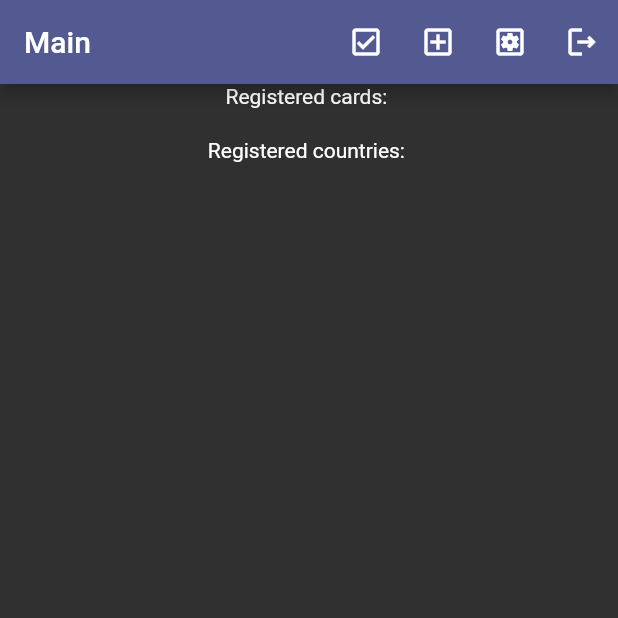
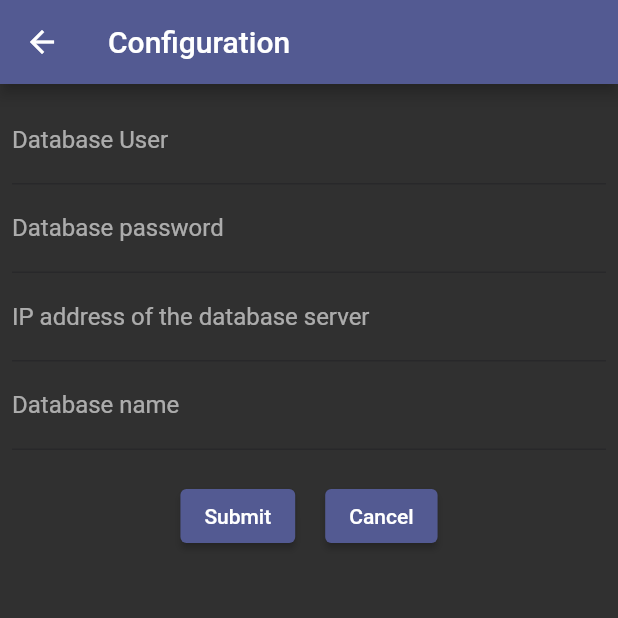
Before and after one commit to ICCS-IT-solutions/Bankcard_Validator, a Flutter app: the MainScreen screen opened directly, after a tap on the "settings applications" icon, on a phone screen of 412 x 824 dp, the top half of it. Run offline on Flutter 3.47's test engine with Material 2 defaults, Android fonts, the phone set to English and light mode, and no system bars; our stand-ins replace bloc, flutter_bloc, sqflite, sqflite_common_ffi, theme_provider; missing offline and left inert: mysql1; accounts and stored records are empty.

Commit message:
Added additional database administration related user rights

```diff
--- a/lib/Views/BankCardScreen.dart
+++ b/lib/Views/BankCardScreen.dart
@@ -7,7 +7,7 @@ import "../Models/BankCardDataModel.dart";
 import "../Models/UserDataModel.dart";
 class BankCardScreen extends StatefulWidget
 {
-  const BankCardScreen({required UserDataModel currentUser, super.key});
+  const BankCardScreen({super.key});
 
   @override
   State<BankCardScreen> createState() => _BankCardScreenState();
@@ -20,6 +20,8 @@ class _BankCardScreenState extends State<BankCardScreen>
   TextEditingController CountryOfOriginController = TextEditingController();
   TextEditingController ExpirationDateController = TextEditingController();
   TextEditingController CvvController = TextEditingController();
+  UserDataModel? currentUser;
+
   final _formKey=GlobalKey<FormState>();
   Widget BankCardRegistrationForm(BuildContext context, BankCardBloc bankCardBloc)
   {
--- a/lib/Views/ConfigScreen.dart
+++ b/lib/Views/ConfigScreen.dart
@@ -1 +1,161 @@
-// ignore_for_file: file_names
+// ignore_for_file: file_names, non_constant_identifier_names
+import "dart:convert";
+import "dart:developer";
+import "dart:io";
+
+import "package:flutter/material.dart";
+import "package:flutter_bloc/flutter_bloc.dart";
+import "../Bloc/UserBloc.dart";
+import "../Models/UserDataModel.dart";
+
+class ConfigScreen extends StatefulWidget
+{
+  const ConfigScreen({super.key});
+
+  @override
+  State<ConfigScreen> createState() => _ConfigScreenState();
+}
+
+class _ConfigScreenState extends State<ConfigScreen>
+{
+  TextEditingController dbUserNameController = TextEditingController();
+  TextEditingController dbPasswordController = TextEditingController();
+  TextEditingController dbHostController = TextEditingController();
+  TextEditingController dbNameController = TextEditingController();
+  final _formKey=GlobalKey<FormState>();
+  UserDataModel? currentUser;
+  Widget? currentConfigWidget;
+
+  @override
+  void initState()
+  {
+    super.initState();
+    currentConfigWidget = BuildDatabaseConfigForm(context);
+  }
+
+  void HandleSubmit()
+  {
+    String filePath = "./config/db.json";
+    if(_formKey.currentState!.validate())
+    {
+      //retrieve the values and build a key-value map of them:
+      Map<String, String> dbConfig =
+      {
+        "userName": dbUserNameController.text,
+        "password": dbPasswordController.text,
+        "host": dbHostController.text,
+        "dbName": dbNameController.text
+      };
+      //JSON encode the results and store them in a config file located in ./config/db.json:
+      String dbConfigJson = jsonEncode(dbConfig);
+      File(filePath).writeAsString(dbConfigJson).then((File file)
+      {
+        log("Database configuration stored in ./config/db.json");
+      }).catchError((ex)
+      {
+        log("An exception occurred while trying to store the database configuration: $ex");
+      });
+      //exit from this screen:
+      Navigator.pop(context);
+    }
+  }
+
+  void HandleCancel()
+  {
+    //clear the controllers:
+    dbUserNameController.clear();
+    dbPasswordController.clear();
+    dbHostController.clear();
+    dbNameController.clear();
+    //exit from this screen:
+    Navigator.pop(context);
+  }
+
+  Widget BuildDatabaseConfigForm(BuildContext context)
+  {
+    return BlocListener<UserBloc, UserState>(
+      listener: (context, state)
+      {
+        if(state.isAuthenticated)
+        {
+          setState(() {
+            currentUser = state.currentUser;
+          });
+        }
+        else if(!state.isAuthenticated)
+        {
+          setState(() {
+            currentUser = null;
+          });
+        }
+      },
+      child: Padding(
+        padding: const EdgeInsets.all(8.0),
+        child: Form(
+          key: _formKey,
+          child: Column
+          (
+            children: [
+              TextFormField(
+                controller: dbUserNameController,
+                decoration: const InputDecoration(
+                  label:Text("Database User"),
+                  ),
+                  validator: (value) => (value == null || value.isEmpty) ? "Please enter a user name" : null,
+                ),
+              TextFormField(
+                controller: dbPasswordController,
+                decoration: const InputDecoration(
+                  label:Text("Database password"),
+                  ),
+                  validator: (value) => (value == null || value.isEmpty) ? "Please enter a password" : null,
+                ),
+              TextFormField(
+                controller: dbHostController,
+                decoration: const InputDecoration(
+                  label: Text("IP address of the database server"),
+                ),
+                validator:(value) => (value == null || value.isEmpty) ? "Please enter an IP address" : null,
+              ),
+              TextFormField(
+                controller: dbNameController,
+                decoration: const InputDecoration(
+                  label: Text ("Database name"),
+                ),
+                validator:(value) => (value == null || value.isEmpty) ? "Please enter a database name" : null,
+              ),
+              const SizedBox(height: 20),
+              Row(
+                mainAxisAlignment: MainAxisAlignment.center,
+                children: [
+                  ElevatedButton(
+                    onPressed: (){},
+                    child: const Text("Submit"),
+                  ),
+                  const SizedBox(width: 20),
+                  ElevatedButton(
+                    onPressed: (){},
+                    child: const Text("Cancel"),
+                  )
+                ],
+              )
+            ]
+          ),
+        ),
+      )
+    );
+  }
+
+  @override
+  Widget build(BuildContext context)
+  {
+    return Scaffold(
+      appBar: AppBar(
+        title: const Text("Configuration"),
+        //Nothing here yet.
+        actions: const [],
+      ),
+      body: currentConfigWidget,
+    );
+  }
+}
--- a/lib/Views/CountryScreen.dart
+++ b/lib/Views/CountryScreen.dart
@@ -7,7 +7,7 @@ import "../Bloc/CountryBloc.dart";
 
 class CountryScreen extends StatefulWidget
 {
-  const CountryScreen({required UserDataModel currentUser, super.key});
+  const CountryScreen({super.key});
 
   @override
   State<CountryScreen> createState() => _CountryScreenState();
@@ -19,7 +19,7 @@ class _CountryScreenState extends State<CountryScreen>
   TextEditingController CountryNameController = TextEditingController();
   TextEditingController CountryCodeController = TextEditingController();
   TextEditingController BanReasonController = TextEditingController();
-
+  UserDataModel? currentUser;
   void HandleReset()
   {
     CountryNameController.clear();
--- a/lib/Views/MainScreen.dart
+++ b/lib/Views/MainScreen.dart
@@ -9,6 +9,7 @@ import "package:main/Models/CountryDataModel.dart";
 import "../Bloc/CountryBloc.dart";
 import "../Models/UserDataModel.dart";
 import "BankCardScreen.dart";
+import "ConfigScreen.dart";
 import "CountryScreen.dart";
 
 class MainScreen extends StatefulWidget
@@ -176,7 +177,7 @@ class _MainScreenState extends State<MainScreen>
             setState(() {
               Navigator.of(context).push(
                 MaterialPageRoute(
-                  builder: (context) => CountryScreen(currentUser: widget.currentUser!)
+                  builder: (context) => const CountryScreen()
                 )
               );
             });
@@ -185,12 +186,20 @@ class _MainScreenState extends State<MainScreen>
             setState(() {
               Navigator.of(context).push(
                 MaterialPageRoute(
-                  builder: (context) => BankCardScreen(currentUser: widget.currentUser!)
+                  builder: (context) => const BankCardScreen()
                 )
               );
             });
           }, icon: const Icon(Icons.add_box_outlined), label: const Text("Register bank card")),
-          TextButton.icon(style: ButtonStyle (foregroundColor: MaterialStateProperty.all(Theme.of(context).colorScheme.onPrimary)),onPressed: (){}, icon: const Icon(Icons.settings_applications_outlined), label: const Text("Config")),
+          TextButton.icon(style: ButtonStyle (foregroundColor: MaterialStateProperty.all(Theme.of(context).colorScheme.onPrimary)),onPressed: (){
+            setState(() {
+              Navigator.of(context).push(
+                MaterialPageRoute(
+                  builder: (context) => const ConfigScreen()
+                )
+              );
+            });
+          }, icon: const Icon(Icons.settings_applications_outlined), label: const Text("Config")),
           TextButton.icon(style: ButtonStyle (foregroundColor: MaterialStateProperty.all(Theme.of(context).colorScheme.onPrimary)),onPressed: HandleLogoff, icon: const Icon(Icons.logout_outlined), label: const Text("Log off")),
         ]
       ),
@@ -230,7 +239,7 @@ class _MainScreenState extends State<MainScreen>
             setState(() {
               Navigator.of(context).push(
                 MaterialPageRoute(
-                  builder: (context) => CountryScreen(currentUser: widget.currentUser!)
+                  builder: (context) => const CountryScreen()
                 )
               );
             });
@@ -239,12 +248,20 @@ class _MainScreenState extends State<MainScreen>
             setState(() {
               Navigator.of(context).push(
                 MaterialPageRoute(
-                  builder: (context) => BankCardScreen(currentUser: widget.currentUser!)
+                  builder: (context) => const BankCardScreen()
                 )
               );
             });
           }, icon: const Icon(Icons.add_box_outlined)),
-          IconButton(color: Theme.of(context).colorScheme.onPrimary, onPressed: (){}, icon: const Icon(Icons.settings_applications_outlined)),
+          IconButton(color: Theme.of(context).colorScheme.onPrimary, onPressed: (){
+            setState(() {
+              Navigator.of(context).push(
+                MaterialPageRoute(
+                  builder: (context) => const ConfigScreen()
+                )
+              );
+            });
+          }, icon: const Icon(Icons.settings_applications_outlined)),
           IconButton(color: Theme.of(context).colorScheme.onPrimary, onPressed: HandleLogoff, icon: const Icon(Icons.logout_outlined)),
         ],
       ),
--- a/lib/main.dart
+++ b/lib/main.dart
@@ -30,6 +30,12 @@ void main() async
     "salt": "VARCHAR(255)",
     "userRole": "VARCHAR(255)",
     //Storing these as Y/N enums:
+    "userRight_createDatabase" : "ENUM('Y','N')",
+    "userRight_createTable" : "ENUM('Y','N')",
+    "userRight_setRootUsername" : "ENUM('Y','N')",
+    "userRight_setRootPassword" : "ENUM('Y','N')",
+    "userRight_createDbConnectionConfig" : "ENUM('Y','N')",
+    "userRight_editDbConnectionConfig" : "ENUM('Y','N')",
     "userRight_registerCard" : "ENUM('Y','N')",
     "userRight_registerCountry": "ENUM('Y','N')",
     "userRight_viewCards" : "ENUM('Y','N')",
```
